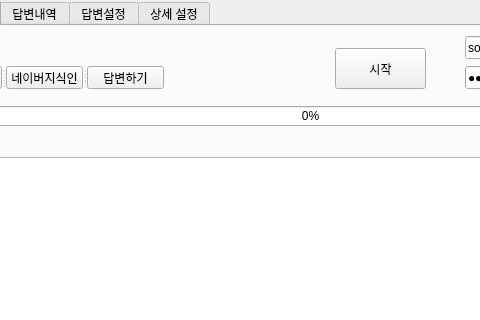
megalabs/naver, file untitled_kin.ui: the form before one commit; both pictures show x 97 to 577 and y 0 to 320 of the 825 by 574 pixel window.
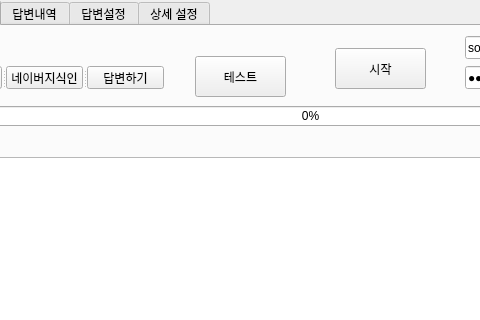
The form after the commit.

Commit message: 스레드 적용 HIH

Diff of the .ui file:
```diff
--- a/untitled_kin.ui
+++ b/untitled_kin.ui
@@ -133,6 +133,25 @@
        <number>0</number>
       </property>
      </widget>
+     <widget class="QPushButton" name="naverTest">
+      <property name="geometry">
+       <rect>
+        <x>290</x>
+        <y>30</y>
+        <width>91</width>
+        <height>41</height>
+       </rect>
+      </property>
+      <property name="text">
+       <string>테스트</string>
+      </property>
+      <property name="checkable">
+       <bool>true</bool>
+      </property>
+      <property name="checked">
+       <bool>false</bool>
+      </property>
+     </widget>
      <widget class="QSplitter" name="splitter_2">
       <property name="geometry">
        <rect>
```
The commit also changes 2 other files.
